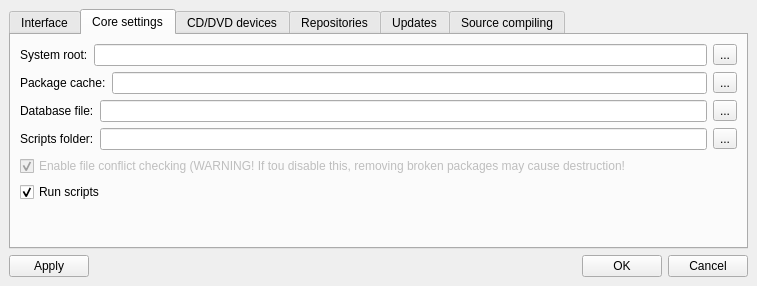
BackupTheBerlios/mops, file mpkg/manager/preferencesbox.ui: the form before one commit.
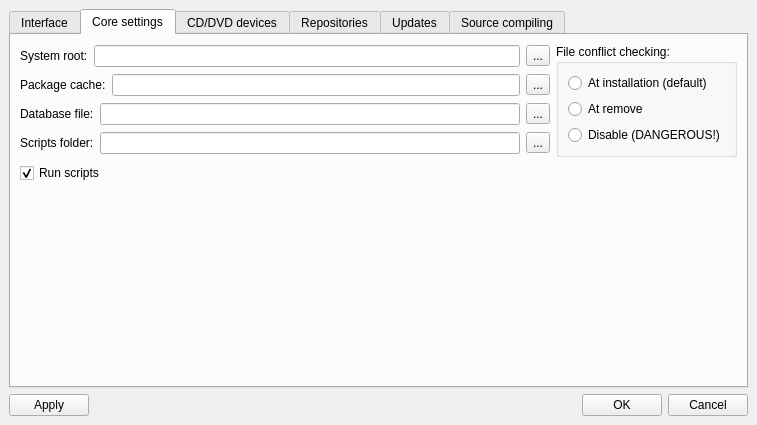
The form after the commit. The open tabs and pages were chosen to show the change.

The edit to the form file:
```diff
--- a/mpkg/manager/preferencesbox.ui
+++ b/mpkg/manager/preferencesbox.ui
@@ -6,7 +6,7 @@
     <x>0</x>
     <y>0</y>
     <width>757</width>
-    <height>286</height>
+    <height>425</height>
    </rect>
   </property>
   <property name="windowTitle" >
@@ -141,6 +141,14 @@
         <number>6</number>
        </property>
        <item>
+        <layout class="QHBoxLayout" >
+         <property name="margin" >
+          <number>0</number>
+         </property>
+         <property name="spacing" >
+          <number>6</number>
+         </property>
+         <item>
         <layout class="QVBoxLayout" >
          <property name="margin" >
           <number>0</number>
@@ -256,18 +264,55 @@
            </item>
           </layout>
          </item>
+          </layout>
+         </item>
          <item>
-          <widget class="QCheckBox" name="fileConflictCheckingCheckBox" >
-           <property name="enabled" >
-            <bool>false</bool>
+          <widget class="QGroupBox" name="groupBox_3" >
+           <property name="title" >
+            <string>File conflict checking:</string>
            </property>
+           <layout class="QVBoxLayout" >
+            <property name="margin" >
+             <number>9</number>
+            </property>
+            <property name="spacing" >
+             <number>6</number>
+            </property>
+            <item>
+             <layout class="QVBoxLayout" >
+              <property name="margin" >
+               <number>0</number>
+              </property>
+              <property name="spacing" >
+               <number>6</number>
+              </property>
+              <item>
+               <widget class="QRadioButton" name="fcheckInstallation" >
            <property name="text" >
-            <string>Enable file conflict checking (WARNING! If tou disable this, removing broken packages may cause destruction!</string>
-           </property>
-           <property name="checked" >
-            <bool>true</bool>
-           </property>
-          </widget>
+                 <string>At installation (default)</string>
+                </property>
+               </widget>
+              </item>
+              <item>
+               <widget class="QRadioButton" name="fcheckRemove" >
+                <property name="text" >
+                 <string>At remove</string>
+                </property>
+               </widget>
+              </item>
+              <item>
+               <widget class="QRadioButton" name="fcheckDisable" >
+                <property name="text" >
+                 <string>Disable (DANGEROUS!)</string>
+                </property>
+               </widget>
+              </item>
+             </layout>
+            </item>
+           </layout>
+          </widget>
+         </item>
+        </layout>
          </item>
          <item>
           <widget class="QCheckBox" name="runscriptsCheckBox" >
@@ -278,8 +323,6 @@
             <bool>true</bool>
            </property>
           </widget>
-         </item>
-        </layout>
        </item>
        <item>
         <spacer>
```
Left out of the diff: 2 changed lines with no effect on the pictures. Lines whose indentation alone changed are shown as unchanged.
